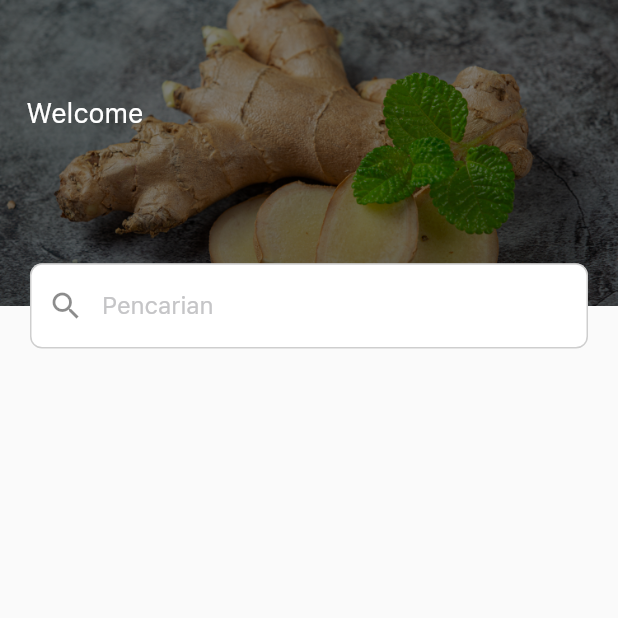
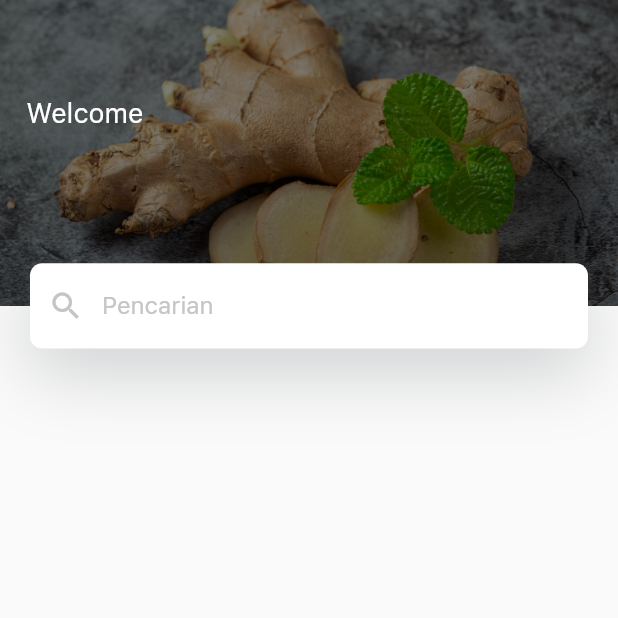
Before and after one commit to magang-rebahan-labs/swamedika-v.1, a Flutter app: the AppBarSearch screen opened directly, on a phone screen of 412 x 824 dp, the top half of it. Run offline on Flutter 3.47's test engine with Material 2 defaults, Android fonts, the phone set to English and light mode, and no system bars; our stand-ins replace dotted_line, get, shared_preferences; accounts and stored records are empty.

Commit message:
modified file ini

```diff
--- a/lib/views/widgets/appbar.dart
+++ b/lib/views/widgets/appbar.dart
@@ -50,15 +50,21 @@ class AppBarSearch extends StatelessWidget {
                 child: DecoratedBox(
                   decoration: BoxDecoration(
                       borderRadius: BorderRadius.circular(8.0),
-                      border: Border.all(
-                          color: Colors.grey.withOpacity(0.5), width: 1.0),
-                      color: Colors.white),
+                      // border: Border.all(
+                      //     color: Colors.grey.withOpacity(0.5), width: 1.0),
+                      color: Colors.white,
+                      boxShadow: [
+                        BoxShadow(
+                            color: const Color(0xFF22292E).withOpacity(0.20),
+                            blurRadius: 40,
+                            offset: const Offset(0, 16))
+                      ]),
                   child: Row(
                     children: [
                       IconButton(
                         icon: const Icon(
-                          Icons.search,
-                          color: Colors.black45,
+                          Icons.search_sharp,
+                          color: Color(0xFFC5C5C7),
                         ),
                         onPressed: () {
                           FocusScope.of(context).unfocus();
--- a/lib/views/widgets/appbar_more.dart
+++ b/lib/views/widgets/appbar_more.dart
@@ -1,6 +1,5 @@
 import 'package:flutter/material.dart';
 import 'package:flutter/services.dart';
-import 'package:swamedika/views/widgets/bottom_nav_bar.dart';
 
 class AppBarMore extends StatelessWidget {
   const AppBarMore({Key? key}) : super(key: key);
@@ -14,7 +13,9 @@ class AppBarMore extends StatelessWidget {
         ),
         leading: IconButton(
           icon: const Icon(Icons.arrow_back_ios),
-          onPressed: () {Navigator.pop;},
+          onPressed: () {
+            Navigator.pop;
+          },
         ),
         backgroundColor: Colors.transparent,
         foregroundColor: Colors.black,
--- a/lib/views/widgets/bottom_nav_bar.dart
+++ b/lib/views/widgets/bottom_nav_bar.dart
@@ -32,7 +32,7 @@ class _BottomNavBarState extends State<BottomNavBar> {
         child: _children.elementAt(_pilihanbuttom),
       ),
       bottomNavigationBar: SizedBox(
-        height: MediaQuery.of(context).size.height * 0.08,
+        height: MediaQuery.of(context).size.height / 10.684,
         child: BottomNavigationBar(
           items: const <BottomNavigationBarItem>[
             BottomNavigationBarItem(
```
Also changed, not shown: lib/views/widgets/new_news_section.dart (+2 -18 lines), lib/views/widgets/recomendation_local.dart (+20 -25 lines).
